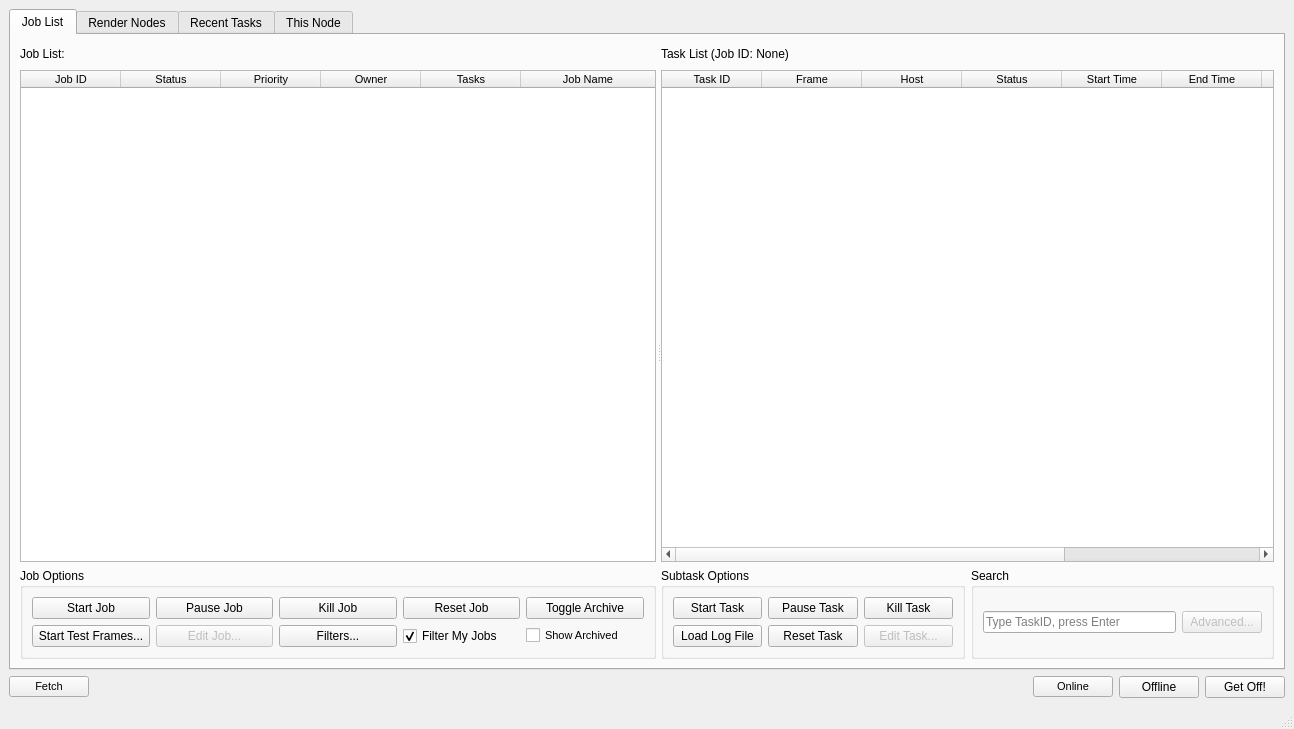
Qt form ui/UI_FarmView.ui (david2777/DPS_Hydra) before a commit.
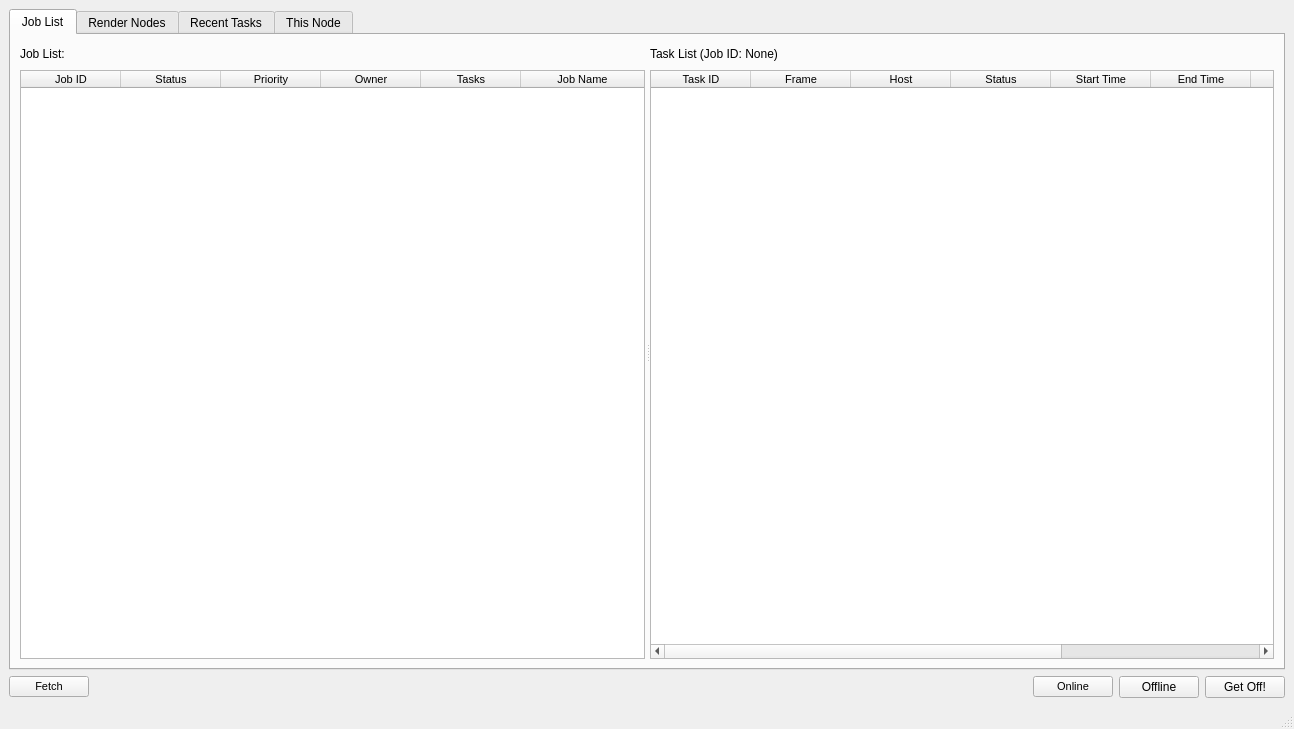
The same form after that commit.

Commit message: Start removing buttons in favor of QMenus

```diff
--- a/ui/UI_FarmView.ui
+++ b/ui/UI_FarmView.ui
@@ -126,7 +126,20 @@
             <property name="horizontalSpacing">
              <number>6</number>
             </property>
-            <item row="1" column="0" colspan="5">
+            <item row="0" column="1" colspan="2">
+             <spacer name="horizontalSpacer_jobList">
+              <property name="orientation">
+               <enum>Qt::Horizontal</enum>
+              </property>
+              <property name="sizeHint" stdset="0">
+               <size>
+                <width>40</width>
+                <height>20</height>
+               </size>
+              </property>
+             </spacer>
+            </item>
+            <item row="1" column="0" colspan="3">
              <widget class="QTableWidget" name="jobTable">
               <property name="font">
                <font>
@@ -204,19 +217,6 @@
               </column>
              </widget>
             </item>
-            <item row="0" column="1" colspan="4">
-             <spacer name="horizontalSpacer_jobList">
-              <property name="orientation">
-               <enum>Qt::Horizontal</enum>
-              </property>
-              <property name="sizeHint" stdset="0">
-               <size>
-                <width>40</width>
-                <height>20</height>
-               </size>
-              </property>
-             </spacer>
-            </item>
             <item row="0" column="0">
              <widget class="QLabel" name="jobTableLabel">
               <property name="text">
@@ -224,135 +224,6 @@
               </property>
              </widget>
             </item>
-            <item row="2" column="0" colspan="5">
-             <widget class="QGroupBox" name="groupBox_jobOptions">
-              <property name="minimumSize">
-               <size>
-                <width>0</width>
-                <height>0</height>
-               </size>
-              </property>
-              <property name="title">
-               <string>Job Options</string>
-              </property>
-              <layout class="QGridLayout" name="gridLayout_7">
-               <item row="1" column="1">
-                <widget class="QPushButton" name="pauseJobButton">
-                 <property name="text">
-                  <string>Pause Job</string>
-                 </property>
-                </widget>
-               </item>
-               <item row="1" column="0">
-                <widget class="QPushButton" name="startJobButton">
-                 <property name="enabled">
-                  <bool>true</bool>
-                 </property>
-                 <property name="acceptDrops">
-                  <bool>false</bool>
-                 </property>
-                 <property name="autoFillBackground">
-                  <bool>false</bool>
-                 </property>
-                 <property name="styleSheet">
-                  <string notr="true"/>
-                 </property>
-                 <property name="text">
-                  <string>Start Job</string>
-                 </property>
-                 <property name="checkable">
-                  <bool>false</bool>
-                 </property>
-                 <property name="flat">
-                  <bool>false</bool>
-                 </property>
-                </widget>
-               </item>
-               <item row="1" column="9">
-                <widget class="QPushButton" name="resetJobButton">
-                 <property name="text">
-                  <string>Reset Job</string>
-                 </property>
-                </widget>
-               </item>
-               <item row="1" column="5">
-                <widget class="QPushButton" name="killJobButton">
-                 <property name="text">
-                  <string>Kill Job</string>
-                 </property>
-                </widget>
-               </item>
-               <item row="2" column="9">
-                <widget class="QCheckBox" name="myFilterCheckbox">
-                 <property name="text">
-                  <string>Filter My Jobs</string>
-                 </property>
-                 <property name="checked">
-                  <bool>true</bool>
-                 </property>
-                </widget>
-               </item>
-               <item row="2" column="10">
-                <widget class="QCheckBox" name="showArchivedCheckbox">
-                 <property name="font">
-                  <font>
-                   <pointsize>8</pointsize>
-                  </font>
-                 </property>
-                 <property name="text">
-                  <string>Show Archived</string>
-                 </property>
-                </widget>
-               </item>
-               <item row="2" column="5">
-                <widget class="QPushButton" name="filterJobButton">
-                 <property name="enabled">
-                  <bool>true</bool>
-                 </property>
-                 <property name="text">
-                  <string>Filters...</string>
-                 </property>
-                </widget>
-               </item>
-               <item row="2" column="1">
-                <widget class="QPushButton" name="editJobButton">
-                 <property name="enabled">
-                  <bool>false</bool>
-                 </property>
-                 <property name="styleSheet">
-                  <string notr="true"/>
-                 </property>
-                 <property name="text">
-                  <string>Edit Job...</string>
-                 </property>
-                 <property name="checkable">
-                  <bool>false</bool>
-                 </property>
-                 <property name="autoDefault">
-                  <bool>false</bool>
-                 </property>
-                 <property name="default">
-                  <bool>false</bool>
-                 </property>
-                </widget>
-               </item>
-               <item row="2" column="0">
-                <widget class="QPushButton" name="testFramesButton">
-                 <property name="text">
-                  <string>Start Test Frames...</string>
-                 </property>
-                </widget>
-               </item>
-               <item row="1" column="10">
-                <widget class="QPushButton" name="toggleArchiveButton">
-                 <property name="text">
-                  <string>Toggle Archive</string>
-                 </property>
-                </widget>
-               </item>
-              </layout>
-             </widget>
-            </item>
            </layout>
           </widget>
           <widget class="QWidget" name="layoutWidget_3">
@@ -476,92 +347,6 @@
               </column>
              </widget>
             </item>
-            <item row="3" column="0" colspan="2">
-             <widget class="QGroupBox" name="groupBox_subTaskOptions">
-              <property name="minimumSize">
-               <size>
-                <width>0</width>
-                <height>28</height>
-               </size>
-              </property>
-              <property name="title">
-               <string>Subtask Options</string>
-              </property>
-              <layout class="QGridLayout" name="gridLayout_9">
-               <item row="3" column="0">
-                <widget class="QPushButton" name="loadLogButton">
-                 <property name="text">
-                  <string>Load Log File</string>
-                 </property>
-                </widget>
-               </item>
-               <item row="2" column="0">
-                <widget class="QPushButton" name="startTaskButton">
-                 <property name="text">
-                  <string>Start Task</string>
-                 </property>
-                </widget>
-               </item>
-               <item row="2" column="2">
-                <widget class="QPushButton" name="pauseTaskButton">
-                 <property name="text">
-                  <string>Pause Task</string>
-                 </property>
-                </widget>
-               </item>
-               <item row="2" column="5">
-                <widget class="QPushButton" name="killTaskButton">
-                 <property name="text">
-                  <string>Kill Task</string>
-                 </property>
-                </widget>
-               </item>
-               <item row="3" column="5">
-                <widget class="QPushButton" name="editTaskButton">
-                 <property name="enabled">
-                  <bool>false</bool>
-                 </property>
-                 <property name="text">
-                  <string>Edit Task...</string>
-                 </property>
-                </widget>
-               </item>
-               <item row="3" column="2">
-                <widget class="QPushButton" name="resetTaskButton">
-                 <property name="text">
-                  <string>Reset Task</string>
-                 </property>
-                </widget>
-               </item>
-              </layout>
-             </widget>
-            </item>
-            <item row="3" column="2" colspan="2">
-             <widget class="QGroupBox" name="groupBox_search">
-              <property name="title">
-               <string>Search</string>
-              </property>
-              <layout class="QGridLayout" name="gridLayout_10">
-               <item row="0" column="0">
-                <widget class="QLineEdit" name="taskIDLineEdit">
-                 <property name="placeholderText">
-                  <string>Type TaskID, press Enter</string>
-                 </property>
-                </widget>
-               </item>
-               <item row="0" column="1">
-                <widget class="QPushButton" name="advancedSearchButton">
-                 <property name="enabled">
-                  <bool>false</bool>
-                 </property>
-                 <property name="text">
-                  <string>Advanced...</string>
-                 </property>
-                </widget>
-               </item>
-              </layout>
-             </widget>
-            </item>
            </layout>
           </widget>
          </widget>
```
Left out of the diff: 4 changed lines with no effect on the pictures. The commit also changes 5 other files.
